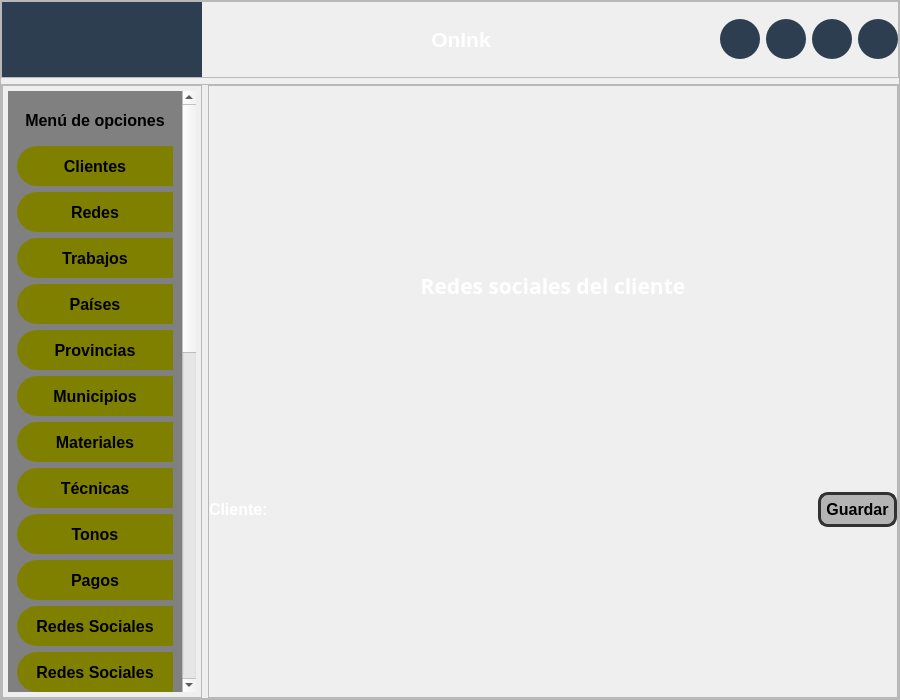
This is main_window.ui in STITCH9911/onink as Qt 5 draws it before an edit. The edited form follows.
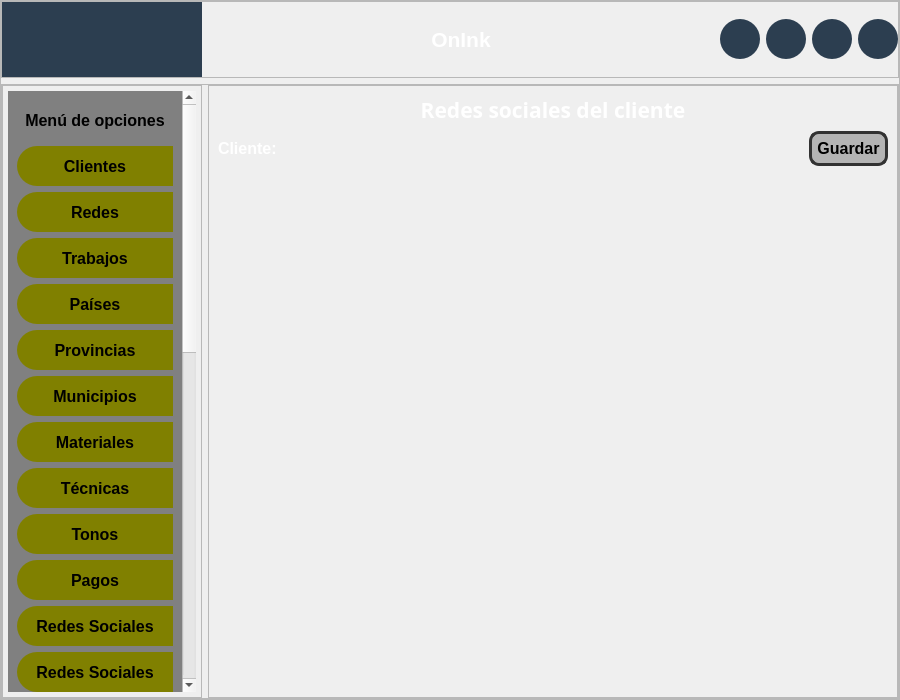
This is the edited form. The open tabs and pages were chosen to show the change. Icons and pictures are not drawn.

Commit message: Updating visual socials_usernames

What changed in the file:
```diff
--- a/main_window.ui
+++ b/main_window.ui
@@ -1887,19 +1887,7 @@
                 </layout>
                </widget>
                <widget class="QWidget" name="page_add_social_usernames">
-                <layout class="QVBoxLayout" name="verticalLayout_usernames" stretch="1,1">
-                 <property name="leftMargin">
-                  <number>0</number>
-                 </property>
-                 <property name="topMargin">
-                  <number>0</number>
-                 </property>
-                 <property name="rightMargin">
-                  <number>0</number>
-                 </property>
-                 <property name="bottomMargin">
-                  <number>0</number>
-                 </property>
+                <layout class="QVBoxLayout" name="verticalLayout_usernames">
                  <item>
                   <widget class="QLabel" name="label_13">
                    <property name="maximumSize">
@@ -1912,6 +1900,7 @@
                     <font>
                      <family>Oswald</family>
                      <pointsize>16</pointsize>
+                     <weight>75</weight>
                      <bold>true</bold>
                     </font>
                    </property>
@@ -1976,6 +1965,22 @@
                    </item>
                   </layout>
                  </item>
+                 <item>
+                  <layout class="QVBoxLayout" name="verticalLySocials"/>
+                 </item>
+                 <item>
+                  <spacer name="verticalSpacer_7">
+                   <property name="orientation">
+                    <enum>Qt::Vertical</enum>
+                   </property>
+                   <property name="sizeHint" stdset="0">
+                    <size>
+                     <width>20</width>
+                     <height>495</height>
+                    </size>
+                   </property>
+                  </spacer>
+                 </item>
                 </layout>
                </widget>
               </widget>
```
Left out of the diff: 5 changed lines with no effect on the pictures. The commit also changes 2 other files.
